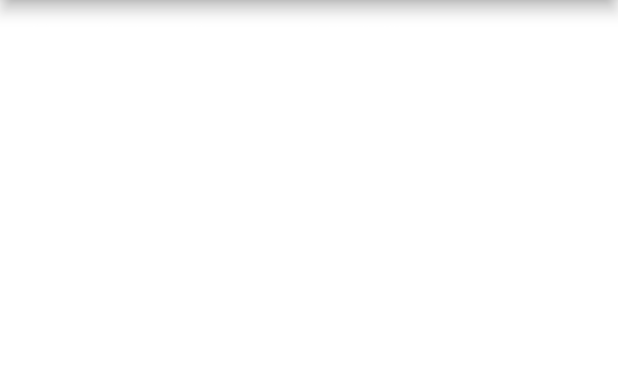
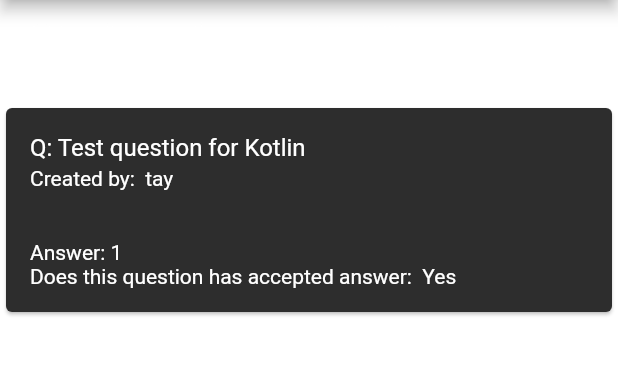
Before and after one commit to blackprogrammer234/-HCACodingChallengeProjectFlutter, a Flutter app: the screen it shows after launch, on a phone screen of 412 x 824 dp, the part 84-460 px from its top. Run offline on Flutter 3.47's test engine with Material 2 defaults, Android fonts, the phone set to English and light mode, and no system bars.

```diff
--- a/lib/main.dart
+++ b/lib/main.dart
@@ -1,6 +1,6 @@
 import 'package:flutter/material.dart';
 import 'package:hca_coding_project_flutter/routeGenerator.dart';
-import 'package:hca_coding_project_flutter/stackoverflow_home_page.dart';
+import 'package:hca_coding_project_flutter/ui/home_view/stackoverflow_home_page.dart';
 
 void main() =>runApp(MyApp());
 
--- a/lib/routeGenerator.dart
+++ b/lib/routeGenerator.dart
@@ -1,6 +1,6 @@
 import 'package:flutter/cupertino.dart';
 import 'package:flutter/material.dart';
-import 'package:hca_coding_project_flutter/stackoverflow_home_page.dart';
+import 'package:hca_coding_project_flutter/ui/home_view/stackoverflow_home_page.dart';
 
 class RouteGenerator {
   /*static Route<dynamic> generateRoute(RouteSettings settings) {
--- a/lib/stackoverflow_home_page.dart
+++ /dev/null
@@ -1,44 +0,0 @@
-import 'package:flutter/cupertino.dart';
-import 'package:flutter/material.dart';
-
-class StackOverflowHomePage extends StatefulWidget {
-  @override
-  _StackOverflowHomePageState createState() => _StackOverflowHomePageState();
-}
-
-class _StackOverflowHomePageState extends State<StackOverflowHomePage> {
-  @override
-  Widget build(BuildContext context) {
-    //This help with unneccessary padding that could be block from the device
-    return Scaffold(
-      appBar: AppBar(title: Text("Home")),
-      body: Column(
-        children: <Widget>[
-          Container(
-            padding: EdgeInsets.fromLTRB(0, 10, 0, 0) ,
-            child: Column(
-              crossAxisAlignment: CrossAxisAlignment.start,
-              children: [
-                Padding(
-                    padding: EdgeInsets.fromLTRB(20, 0, 0, 0),
-                    child: Text(
-                      "Stack Exchange Mobile",
-                      style: TextStyle(
-                          fontWeight: FontWeight.bold,
-                          fontSize: 25,
-                          color: Colors.white),
-                    )),
-                Padding(
-                    padding: EdgeInsets.fromLTRB(20, 0, 0, 0),
-                    child: Text(
-                      "New Feeds",
-                      style: TextStyle(fontSize: 25, color: Colors.white),
-                    ))
-              ],
-            ),
-          )
-        ],
-      ),
-    );
-  }
-}
--- /dev/null
+++ b/lib/ui/home_view/stackoverflow_home_page.dart
@@ -0,0 +1,70 @@
+import 'package:flutter/cupertino.dart';
+import 'package:flutter/material.dart';
+
+class StackOverflowHomePage extends StatefulWidget {
+  @override
+  _StackOverflowHomePageState createState() => _StackOverflowHomePageState();
+}
+
+class _StackOverflowHomePageState extends State<StackOverflowHomePage> {
+  @override
+  Widget build(BuildContext context) {
+    //This help with unneccessary padding that could be block from the device
+    return Scaffold(
+      appBar: AppBar(title: Text("Home")),
+      body: Column(
+        children: <Widget>[
+          Container(
+              padding: EdgeInsets.fromLTRB(0, 10, 0, 0),
+              child: Column(
+                  crossAxisAlignment: CrossAxisAlignment.start,
+                  children: [
+                    Padding(
+                        padding: EdgeInsets.fromLTRB(20, 0, 0, 0),
+                        child: Text(
+                          "Stack Exchange Mobile",
+                          style: TextStyle(
+                              fontWeight: FontWeight.bold,
+                              fontSize: 25,
+                              color: Colors.white),
+                        )),
+                    Padding(
+                        padding: EdgeInsets.fromLTRB(20, 0, 0, 0),
+                        child: Text(
+                          "New Feeds",
+                          style: TextStyle(fontSize: 25, color: Colors.white),
+                        )),
+                    Card(
+                      color: Color.fromRGBO(45, 45, 45, 1),
+                      child: Column(
+                        mainAxisSize: MainAxisSize.min,
+                        children: <Widget>[
+                          ListTile(
+                            title: Text("Q: Test question for Kotlin",
+                                style: TextStyle(color: Colors.white)),
+                            subtitle: Text("Created by:  tay",
+                                style: TextStyle(color: Colors.white)),
+                          ),
+                          Container(
+                              padding: EdgeInsets.all(16.0),
+                              alignment: Alignment.topLeft,
+                              child: Column(
+                                crossAxisAlignment: CrossAxisAlignment.start,
+                                children: <Widget>[
+                                Text("Answer: 1",
+                                style: TextStyle(color: Colors.white),
+                              ), Text(
+                              "Does this question has accepted answer:  Yes",
+                              style: TextStyle(color: Colors.white))
+                        ],
+                      ),
+                    )
+                  ])),
+        ],
+      ),
+    )],
+    )
+    ,
+    );
+  }
+}
```
Also changed, not shown: lib/ui/common/routes/navigator_routes.dart (added, +8 -0 lines), lib/ui/common/routes/route_manager.dart (added, +43 -0 lines), lib/ui/detail_view/stackoverflow_details_page.dart (added, +13 -0 lines), lib/ui/page_three_view/unknow_page_two_view.dart (added, +13 -0 lines), lib/ui/page_two_view/Unknow_page_three_view.dart (added, +14 -0 lines), pubspec.lock.
